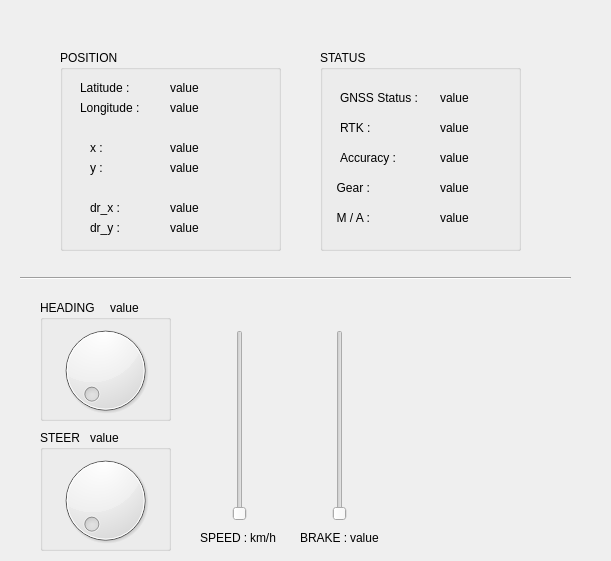
Old version of the form src/local_pkg/pyQt/uis/local_ui.ui in the repository Hello-Hyuk/TEAM-GIGACHA.
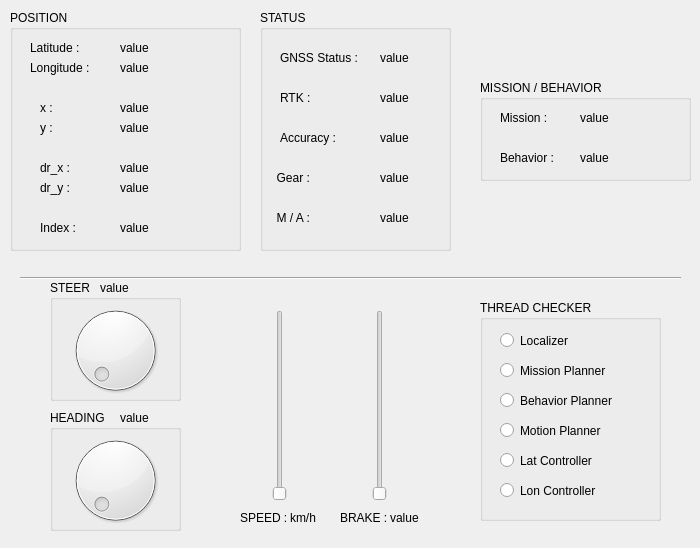
New version of the form.

Diff of the .ui file:
```diff
--- a/src/local_pkg/pyQt/uis/local_ui.ui
+++ b/src/local_pkg/pyQt/uis/local_ui.ui
@@ -6,8 +6,8 @@
    <rect>
     <x>0</x>
     <y>0</y>
-    <width>611</width>
-    <height>561</height>
+    <width>700</width>
+    <height>548</height>
    </rect>
   </property>
   <property name="windowTitle">
@@ -18,7 +18,7 @@
     <rect>
      <x>20</x>
      <y>270</y>
-     <width>551</width>
+     <width>661</width>
      <height>16</height>
     </rect>
    </property>
@@ -29,8 +29,8 @@
   <widget class="QGroupBox" name="group_heading">
    <property name="geometry">
     <rect>
-     <x>40</x>
-     <y>300</y>
+     <x>50</x>
+     <y>410</y>
      <width>131</width>
      <height>121</height>
     </rect>
@@ -65,8 +65,8 @@
   <widget class="QSlider" name="slider_speed">
    <property name="geometry">
     <rect>
-     <x>230</x>
-     <y>330</y>
+     <x>270</x>
+     <y>310</y>
      <width>20</width>
      <height>191</height>
     </rect>
@@ -78,8 +78,8 @@
   <widget class="QLabel" name="label_2">
    <property name="geometry">
     <rect>
-     <x>200</x>
-     <y>530</y>
+     <x>240</x>
+     <y>510</y>
      <width>57</width>
      <height>15</height>
     </rect>
@@ -91,8 +91,8 @@
   <widget class="QLabel" name="lbl_speed">
    <property name="geometry">
     <rect>
-     <x>250</x>
-     <y>530</y>
+     <x>290</x>
+     <y>510</y>
      <width>57</width>
      <height>15</height>
     </rect>
@@ -104,8 +104,8 @@
   <widget class="QSlider" name="slider_brake">
    <property name="geometry">
     <rect>
-     <x>330</x>
-     <y>330</y>
+     <x>370</x>
+     <y>310</y>
      <width>20</width>
      <height>191</height>
     </rect>
@@ -117,8 +117,8 @@
   <widget class="QLabel" name="label_3">
    <property name="geometry">
     <rect>
-     <x>300</x>
-     <y>530</y>
+     <x>340</x>
+     <y>510</y>
      <width>57</width>
      <height>15</height>
     </rect>
@@ -130,8 +130,8 @@
   <widget class="QLabel" name="lbl_brake">
    <property name="geometry">
     <rect>
-     <x>350</x>
-     <y>530</y>
+     <x>390</x>
+     <y>510</y>
      <width>57</width>
      <height>15</height>
     </rect>
@@ -143,8 +143,8 @@
   <widget class="QGroupBox" name="groupBox">
    <property name="geometry">
     <rect>
-     <x>40</x>
-     <y>430</y>
+     <x>50</x>
+     <y>280</y>
      <width>131</width>
      <height>121</height>
     </rect>
@@ -179,10 +179,10 @@
   <widget class="QGroupBox" name="groupBox_2">
    <property name="geometry">
     <rect>
-     <x>60</x>
-     <y>50</y>
-     <width>221</width>
-     <height>201</height>
+     <x>10</x>
+     <y>10</y>
+     <width>231</width>
+     <height>241</height>
     </rect>
    </property>
    <property name="title">
@@ -350,14 +350,40 @@
      <string>Longitude :</string>
     </property>
    </widget>
+   <widget class="QLabel" name="label_8">
+    <property name="geometry">
+     <rect>
+      <x>30</x>
+      <y>210</y>
+      <width>57</width>
+      <height>15</height>
+     </rect>
+    </property>
+    <property name="text">
+     <string>Index :</string>
+    </property>
+   </widget>
+   <widget class="QLabel" name="lbl_index">
+    <property name="geometry">
+     <rect>
+      <x>110</x>
+      <y>210</y>
+      <width>57</width>
+      <height>15</height>
+     </rect>
+    </property>
+    <property name="text">
+     <string>value</string>
+    </property>
+   </widget>
   </widget>
   <widget class="QGroupBox" name="groupBox_3">
    <property name="geometry">
     <rect>
-     <x>320</x>
-     <y>50</y>
-     <width>201</width>
-     <height>201</height>
+     <x>260</x>
+     <y>10</y>
+     <width>191</width>
+     <height>241</height>
     </rect>
    </property>
    <property name="title">
@@ -367,7 +393,7 @@
     <property name="geometry">
      <rect>
       <x>120</x>
-      <y>160</y>
+      <y>200</y>
       <width>57</width>
       <height>15</height>
      </rect>
@@ -380,7 +406,7 @@
     <property name="geometry">
      <rect>
       <x>20</x>
-      <y>70</y>
+      <y>80</y>
       <width>41</width>
       <height>16</height>
      </rect>
@@ -393,7 +419,7 @@
     <property name="geometry">
      <rect>
       <x>120</x>
-      <y>70</y>
+      <y>80</y>
       <width>57</width>
       <height>15</height>
      </rect>
@@ -406,7 +432,7 @@
     <property name="geometry">
      <rect>
       <x>120</x>
-      <y>100</y>
+      <y>120</y>
       <width>57</width>
       <height>15</height>
      </rect>
@@ -419,7 +445,7 @@
     <property name="geometry">
      <rect>
       <x>10</x>
-      <y>130</y>
+      <y>160</y>
       <width>51</width>
       <height>16</height>
      </rect>
@@ -432,7 +458,7 @@
     <property name="geometry">
      <rect>
       <x>10</x>
-      <y>160</y>
+      <y>200</y>
       <width>57</width>
       <height>15</height>
      </rect>
@@ -445,7 +471,7 @@
     <property name="geometry">
      <rect>
       <x>20</x>
-      <y>100</y>
+      <y>120</y>
       <width>81</width>
       <height>16</height>
      </rect>
@@ -458,7 +484,7 @@
     <property name="geometry">
      <rect>
       <x>120</x>
-      <y>130</y>
+      <y>160</y>
       <width>57</width>
       <height>15</height>
      </rect>
@@ -494,6 +520,162 @@
     </property>
    </widget>
   </widget>
+  <widget class="QGroupBox" name="groupBox_4">
+   <property name="geometry">
+    <rect>
+     <x>480</x>
+     <y>80</y>
+     <width>211</width>
+     <height>101</height>
+    </rect>
+   </property>
+   <property name="title">
+    <string>MISSION / BEHAVIOR</string>
+   </property>
+   <widget class="QLabel" name="label_15">
+    <property name="geometry">
+     <rect>
+      <x>20</x>
+      <y>30</y>
+      <width>71</width>
+      <height>16</height>
+     </rect>
+    </property>
+    <property name="text">
+     <string>Mission : </string>
+    </property>
+   </widget>
+   <widget class="QLabel" name="label_16">
+    <property name="geometry">
+     <rect>
+      <x>20</x>
+      <y>70</y>
+      <width>71</width>
+      <height>16</height>
+     </rect>
+    </property>
+    <property name="text">
+     <string>Behavior : </string>
+    </property>
+   </widget>
+   <widget class="QLabel" name="lbl_mission">
+    <property name="geometry">
+     <rect>
+      <x>100</x>
+      <y>30</y>
+      <width>81</width>
+      <height>16</height>
+     </rect>
+    </property>
+    <property name="text">
+     <string>value</string>
+    </property>
+   </widget>
+   <widget class="QLabel" name="lbl_behavior">
+    <property name="geometry">
+     <rect>
+      <x>100</x>
+      <y>70</y>
+      <width>91</width>
+      <height>16</height>
+     </rect>
+    </property>
+    <property name="text">
+     <string>value</string>
+    </property>
+   </widget>
+  </widget>
+  <widget class="QGroupBox" name="groupBox_5">
+   <property name="geometry">
+    <rect>
+     <x>480</x>
+     <y>300</y>
+     <width>181</width>
+     <height>221</height>
+    </rect>
+   </property>
+   <property name="title">
+    <string>THREAD CHECKER</string>
+   </property>
+   <widget class="QRadioButton" name="rbtn_localizer">
+    <property name="geometry">
+     <rect>
+      <x>20</x>
+      <y>30</y>
+      <width>141</width>
+      <height>21</height>
+     </rect>
+    </property>
+    <property name="text">
+     <string>Localizer</string>
+    </property>
+   </widget>
+   <widget class="QRadioButton" name="rbtn_mission_pln">
+    <property name="geometry">
+     <rect>
+      <x>20</x>
+      <y>60</y>
+      <width>141</width>
+      <height>21</height>
+     </rect>
+    </property>
+    <property name="text">
+     <string>Mission Planner</string>
+    </property>
+   </widget>
+   <widget class="QRadioButton" name="rbtn_behavior_pln">
+    <property name="geometry">
+     <rect>
+      <x>20</x>
+      <y>90</y>
+      <width>131</width>
+      <height>21</height>
+     </rect>
+    </property>
+    <property name="text">
+     <string>Behavior Planner</string>
+    </property>
+   </widget>
+   <widget class="QRadioButton" name="rbtn_motion_pln">
+    <property name="geometry">
+     <rect>
+      <x>20</x>
+      <y>120</y>
+      <width>141</width>
+      <height>21</height>
+     </rect>
+    </property>
+    <property name="text">
+     <string>Motion Planner</string>
+    </property>
+   </widget>
+   <widget class="QRadioButton" name="rbtn_lat_con">
+    <property name="geometry">
+     <rect>
+      <x>20</x>
+      <y>150</y>
+      <width>141</width>
+      <height>21</height>
+     </rect>
+    </property>
+    <property name="text">
+     <string>Lat Controller</string>
+    </property>
+   </widget>
+   <widget class="QRadioButton" name="rbtn_lon_con">
+    <property name="geometry">
+     <rect>
+      <x>20</x>
+      <y>180</y>
+      <width>171</width>
+      <height>21</height>
+     </rect>
+    </property>
+    <property name="text">
+     <string>Lon Controller</string>
+    </property>
+   </widget>
+  </widget>
  </widget>
  <resources/>
  <connections/>
```
